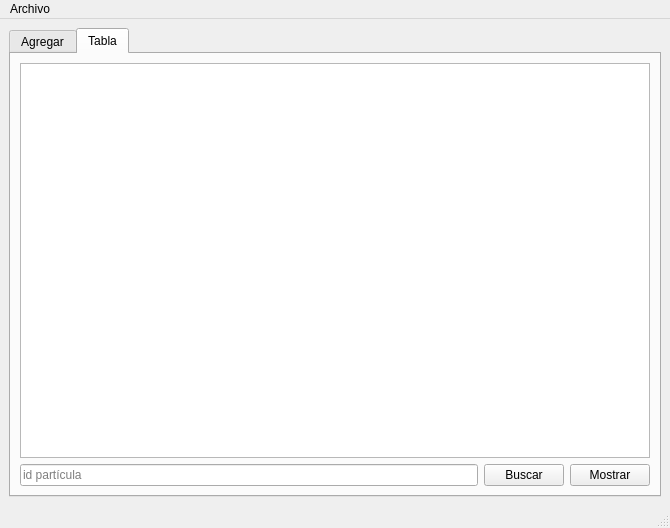
Above: mainwindow.ui from cesar1451/Actividad11_QFileDialog before the change. Below: the same form after it.
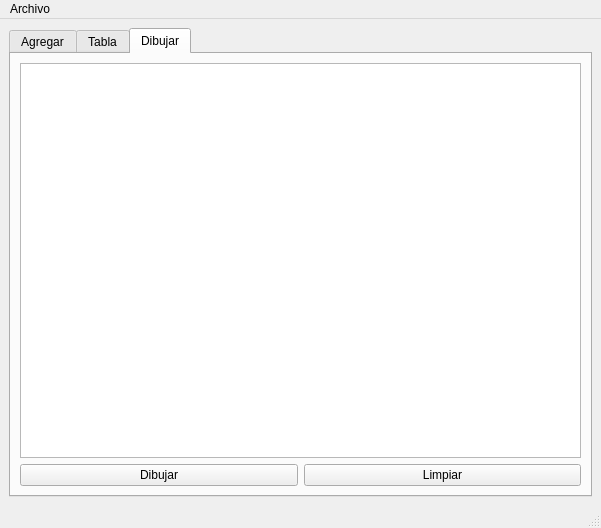
That is the form after the change.

Commit message: se dibujan particulas en un QGraphicsView

Diff of the .ui file:
```diff
--- a/mainwindow.ui
+++ b/mainwindow.ui
@@ -6,7 +6,7 @@
    <rect>
     <x>0</x>
     <y>0</y>
-    <width>670</width>
+    <width>601</width>
     <height>485</height>
    </rect>
   </property>
@@ -18,7 +18,7 @@
     <item row="0" column="0">
      <widget class="QTabWidget" name="tabWidget">
       <property name="currentIndex">
-       <number>1</number>
+       <number>2</number>
       </property>
       <widget class="QWidget" name="tab">
        <attribute name="title">
@@ -316,6 +316,30 @@
         </item>
        </layout>
       </widget>
+      <widget class="QWidget" name="tab_3">
+       <attribute name="title">
+        <string>Dibujar</string>
+       </attribute>
+       <layout class="QGridLayout" name="gridLayout_6">
+        <item row="0" column="0" colspan="2">
+         <widget class="QGraphicsView" name="graphicsView"/>
+        </item>
+        <item row="1" column="0">
+         <widget class="QPushButton" name="draw_pushButton">
+          <property name="text">
+           <string>Dibujar</string>
+          </property>
+         </widget>
+        </item>
+        <item row="1" column="1">
+         <widget class="QPushButton" name="clear_pushButton">
+          <property name="text">
+           <string>Limpiar</string>
+          </property>
+         </widget>
+        </item>
+       </layout>
+      </widget>
      </widget>
     </item>
    </layout>
@@ -325,7 +349,7 @@
     <rect>
      <x>0</x>
      <y>0</y>
-     <width>670</width>
+     <width>601</width>
      <height>21</height>
     </rect>
    </property>
```
The commit also changes 2 other files.
